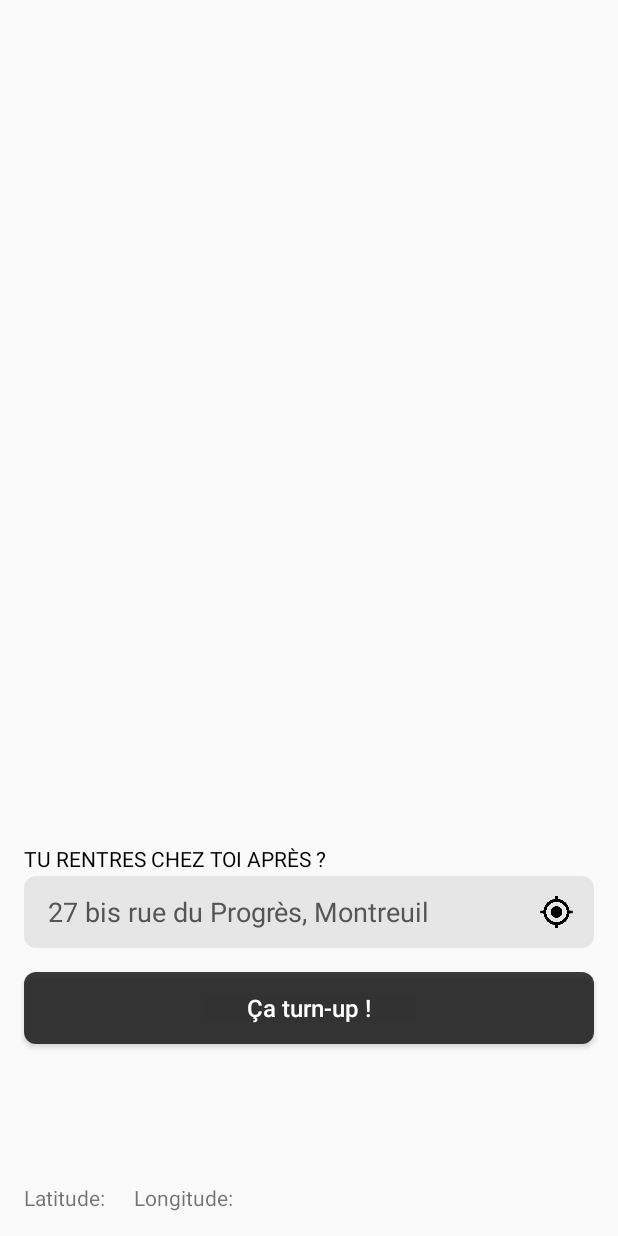
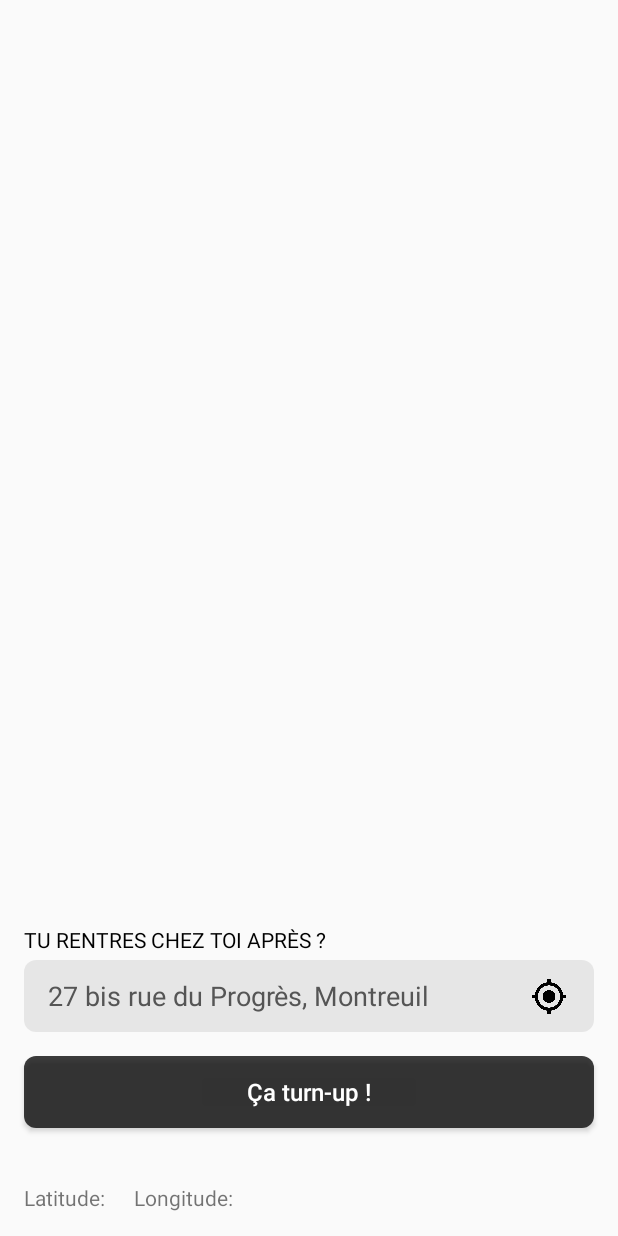
Before and after one commit to ArmandBeni/SemaineMobile, an Android app: the screen it shows after launch (MainActivity), on a phone screen of 412 x 824 dp. Run offline under Robolectric (Android 15) with nearby library versions, the light colour scheme and no system bars; 1 statement that could not run was skipped.

Commit message:
clean activity main, move block

```diff
--- a/app/src/main/res/layout-v26/activity_main.xml
+++ /dev/null
@@ -1,92 +0,0 @@
-<androidx.constraintlayout.widget.ConstraintLayout xmlns:android="http://schemas.android.com/apk/res/android"
-    xmlns:app="http://schemas.android.com/apk/res-auto"
-    xmlns:tools="http://schemas.android.com/tools"
-    android:layout_width="match_parent"
-    android:layout_height="match_parent"
-    android:orientation="vertical">
-
-    <TextView
-        android:id="@+id/latTextView"
-        android:layout_width="wrap_content"
-        android:layout_height="wrap_content"
-        android:layout_marginStart="16dp"
-        android:layout_marginBottom="16dp"
-        android:text="Latitude: "
-        app:layout_constraintBottom_toBottomOf="parent"
-        app:layout_constraintStart_toStartOf="parent" />
-
-    <TextView
-        android:id="@+id/lonTextView"
-        android:layout_width="wrap_content"
-        android:layout_height="wrap_content"
-        android:layout_marginStart="16dp"
-        android:layout_marginBottom="16dp"
-        android:text="Longitude: "
-        app:layout_constraintBottom_toBottomOf="parent"
-        app:layout_constraintStart_toEndOf="@+id/latTextView" />
-
-    <TextView
-        android:id="@+id/textView"
-        android:layout_width="wrap_content"
-        android:layout_height="wrap_content"
-        android:layout_marginBottom="2dp"
-        android:text="@string/label_adress_title"
-        android:textAllCaps="true"
-        android:textColor="#000000"
-        android:textSize="14sp"
-        app:layout_constraintBottom_toTopOf="@+id/editText"
-        app:layout_constraintStart_toStartOf="@+id/editText" />
-
-    <EditText
-        android:id="@+id/editText"
-        android:layout_width="0dp"
-        android:layout_height="48dp"
-        android:layout_marginStart="16dp"
-        android:layout_marginEnd="16dp"
-        android:layout_marginBottom="16dp"
-        android:autofillHints=""
-        android:background="@drawable/rounded_corner"
-        android:ems="10"
-        android:inputType="textPersonName"
-        android:paddingLeft="16dp"
-        android:paddingTop="8dp"
-        android:paddingRight="16dp"
-        android:paddingBottom="8dp"
-        android:text="@string/label_adress"
-        android:textColor="#555555"
-        android:textSize="18sp"
-        app:layout_constraintBottom_toTopOf="@+id/buttonMainActivity"
-        app:layout_constraintEnd_toEndOf="parent"
-        app:layout_constraintHorizontal_bias="0.0"
-        app:layout_constraintStart_toStartOf="parent" />
-
-    <Button
-        android:id="@+id/buttonMainActivity"
-        android:layout_width="0dp"
-        android:layout_height="wrap_content"
-        android:layout_marginStart="16dp"
-        android:layout_marginEnd="16dp"
-        android:layout_marginBottom="128dp"
-        android:background="@drawable/button_style"
-        android:text="@string/button_main"
-        android:textAllCaps="false"
-        android:textColor="#FFFFFF"
-        android:textSize="16sp"
-        app:layout_constraintBottom_toBottomOf="parent"
-        app:layout_constraintEnd_toEndOf="parent"
-        app:layout_constraintHorizontal_bias="0.0"
-        app:layout_constraintStart_toStartOf="parent" />
-
-    <ImageView
-        android:id="@+id/posImageView"
-        android:layout_width="23dp"
-        android:layout_height="25dp"
-        android:clickable="true"
-        app:layout_constraintBottom_toBottomOf="@+id/editText"
-        app:layout_constraintEnd_toEndOf="@+id/editText"
-        app:layout_constraintHorizontal_bias="0.962"
-        app:layout_constraintStart_toStartOf="@+id/editText"
-        app:layout_constraintTop_toTopOf="@+id/editText"
-        app:srcCompat="@drawable/myposition" />
-
-</androidx.constraintlayout.widget.ConstraintLayout>
--- a/app/src/main/res/layout/activity_main.xml
+++ b/app/src/main/res/layout/activity_main.xml
@@ -3,6 +3,7 @@
     xmlns:tools="http://schemas.android.com/tools"
     android:layout_width="match_parent"
     android:layout_height="match_parent"
+    android:clickable="true"
     android:orientation="vertical">
 
     <TextView
@@ -25,65 +26,69 @@
         app:layout_constraintBottom_toBottomOf="parent"
         app:layout_constraintStart_toEndOf="@+id/latTextView" />
 
+    <Button
+        android:id="@+id/buttonMainActivity"
+        android:layout_width="0dp"
+        android:layout_height="wrap_content"
+        android:layout_marginStart="16dp"
+        android:layout_marginEnd="16dp"
+        android:layout_marginBottom="72dp"
+        android:background="@drawable/button_style"
+        android:text="@string/button_main"
+        android:textAllCaps="false"
+        android:textColor="#FFFFFF"
+        android:textSize="16sp"
+        app:layout_constraintBottom_toBottomOf="parent"
+        app:layout_constraintEnd_toEndOf="parent"
+        app:layout_constraintHorizontal_bias="0.0"
+        app:layout_constraintStart_toStartOf="parent" />
+
     <TextView
         android:id="@+id/textView"
         android:layout_width="wrap_content"
         android:layout_height="wrap_content"
-        android:layout_marginBottom="2dp"
+        android:layout_marginBottom="4dp"
         android:text="@string/label_adress_title"
         android:textAllCaps="true"
         android:textColor="#000000"
-        android:textSize="16sp"
+        android:textSize="14sp"
         app:layout_constraintBottom_toTopOf="@+id/editText"
         app:layout_constraintStart_toStartOf="@+id/editText" />
 
     <EditText
         android:id="@+id/editText"
         android:layout_width="0dp"
-        android:layout_height="wrap_content"
+        android:layout_height="48dp"
         android:layout_marginStart="16dp"
         android:layout_marginEnd="16dp"
         android:layout_marginBottom="16dp"
         android:autofillHints=""
         android:background="@drawable/rounded_corner"
         android:ems="10"
-        android:hint="@string/label_adress_2"
         android:inputType="textPersonName"
         android:paddingLeft="16dp"
         android:paddingTop="8dp"
         android:paddingRight="16dp"
         android:paddingBottom="8dp"
+        android:text="@string/label_adress"
+        android:textColor="#555555"
         android:textSize="18sp"
         app:layout_constraintBottom_toTopOf="@+id/buttonMainActivity"
         app:layout_constraintEnd_toEndOf="parent"
         app:layout_constraintHorizontal_bias="0.0"
         app:layout_constraintStart_toStartOf="parent" />
 
-    <Button
-        android:id="@+id/buttonMainActivity"
-        android:layout_width="0dp"
-        android:layout_height="wrap_content"
-        android:layout_marginStart="16dp"
-        android:layout_marginEnd="16dp"
-        android:layout_marginBottom="90dp"
-        android:background="@drawable/button_background_color"
-        android:text="@string/button_main"
-        android:textColor="#FFFFFF"
-        app:layout_constraintBottom_toBottomOf="parent"
-        app:layout_constraintEnd_toEndOf="parent"
-        app:layout_constraintHorizontal_bias="0.0"
-        app:layout_constraintStart_toStartOf="parent" />
-
     <ImageView
         android:id="@+id/posImageView"
-        android:layout_width="23dp"
-        android:layout_height="25dp"
+        android:layout_width="25dp"
+        android:layout_height="27dp"
         android:clickable="true"
         app:layout_constraintBottom_toBottomOf="@+id/editText"
         app:layout_constraintEnd_toEndOf="@+id/editText"
-        app:layout_constraintHorizontal_bias="0.962"
+        app:layout_constraintHorizontal_bias="0.952"
         app:layout_constraintStart_toStartOf="@+id/editText"
         app:layout_constraintTop_toTopOf="@+id/editText"
+        app:layout_constraintVertical_bias="0.521"
         app:srcCompat="@drawable/myposition" />
 
 </androidx.constraintlayout.widget.ConstraintLayout>
--- a/app/src/main/res/layout/activity_transport.xml
+++ b/app/src/main/res/layout/activity_transport.xml
@@ -12,7 +12,7 @@
         android:layout_height="wrap_content"
         android:layout_marginStart="16dp"
         android:layout_marginEnd="16dp"
-        android:layout_marginBottom="128dp"
+        android:layout_marginBottom="72dp"
         android:background="@drawable/button_style"
         android:text="@string/button_transport"
         android:textAllCaps="false"
```
